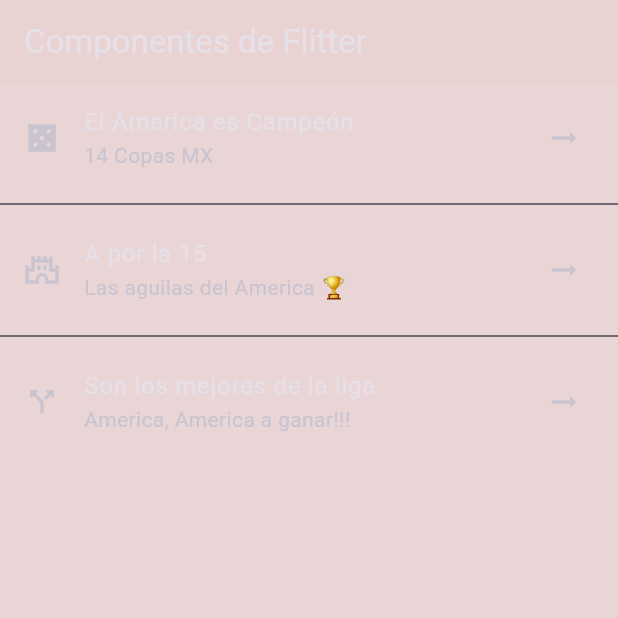
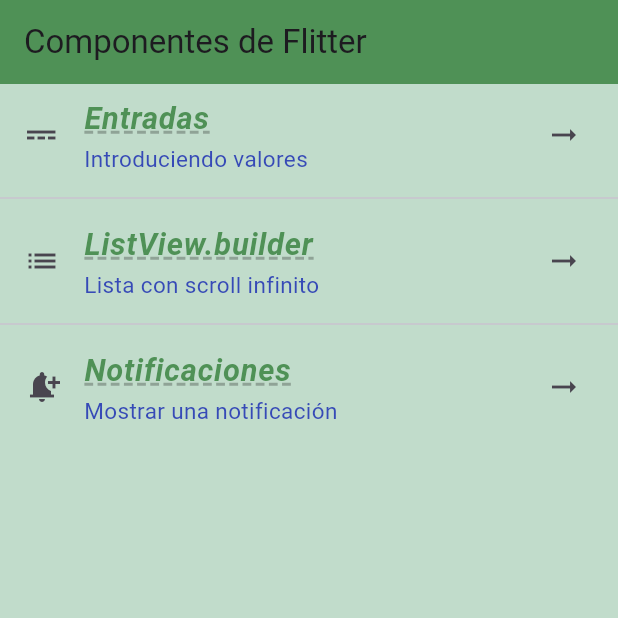
Before and after one commit to Eduardo188s/componentes_flutter, a Flutter app: the screen it shows after launch, on a phone screen of 412 x 824 dp, the top half of it. Run offline on Flutter 3.47's test engine with Material 3 defaults, Android fonts, the phone set to English and light mode, and no system bars; our stand-ins replace google_fonts.

Commit message:
Adding GoogleFonts and TextTheme

```diff
--- a/lib/main_app.dart
+++ b/lib/main_app.dart
@@ -11,7 +11,7 @@ class MainApp extends StatelessWidget {
     return  MaterialApp(
       debugShowCheckedModeBanner: false,
       home: const HomeScreen(),
-      theme: AppTheme.darkTheme,
+      theme: AppTheme.ligthTheme,
     );
   }
 }
--- a/lib/screens/home_screen.dart
+++ b/lib/screens/home_screen.dart
@@ -1,4 +1,6 @@
 import 'package:flutter/material.dart';
+import 'package:practica_3/theme/app_theme.dart';
+
 
 class HomeScreen extends StatelessWidget {
   const HomeScreen ({super.key});
@@ -10,26 +12,39 @@ class HomeScreen extends StatelessWidget {
         title:const Text('Componentes de Flitter'),
         ),
         body: ListView(
-          children: const <Widget>[
+          children: <Widget>[
             ListTile(
-              title: Text('El America es Campeón '),
-              subtitle: Text('14 Copas MX'),
-              leading: Icon(Icons.casino_sharp),
-              trailing: Icon(Icons.arrow_right_alt_outlined),
+              title: Text('Entradas',
+              //style: theme.of(context).textTheme.headlineLarge,
+              style: AppTheme.ligthTheme.textTheme.headlineLarge
+              ),
+              subtitle:Text('Introduciendo valores',
+              style: AppTheme.ligthTheme.textTheme.bodySmall
+              ),
+              leading:const Icon(Icons.power_input),
+              trailing:const Icon(Icons.arrow_right_alt_outlined),
             ),
-            Divider(),
+            const Divider(),
+               ListTile(
+              title: Text('ListView.builder',
+              style: AppTheme.ligthTheme.textTheme.headlineLarge
+              ),
+              subtitle: Text('Lista con scroll infinito',
+              style: AppTheme.ligthTheme.textTheme.bodySmall
+              ),
+              leading:const Icon(Icons.list),
+              trailing: const Icon(Icons.arrow_right_alt_outlined),
+            ),
+            const Divider(),
               ListTile(
-              title: Text('A por la 15 '),
-              subtitle: Text('Las aguilas del America 🏆'),
-              leading: Icon(Icons.castle_outlined),
-              trailing: Icon(Icons.arrow_right_alt_outlined),
-            ),
-            Divider(),
-              ListTile(
-              title: Text('Son los mejores de la liga'),
-              subtitle: Text('America, America a ganar!!!'),
-              leading: Icon(Icons.call_split_rounded),
-              trailing: Icon(Icons.arrow_right_alt_outlined),
+              title: Text('Notificaciones',
+              style: AppTheme.ligthTheme.textTheme.headlineLarge
+              ),
+              subtitle: Text('Mostrar una notificación',
+              style: AppTheme.ligthTheme.textTheme.bodySmall
+              ),
+              leading:const Icon(Icons.notification_add),
+              trailing:const Icon(Icons.arrow_right_alt_outlined),
             )
           ],
         )
--- a/lib/theme/app_theme.dart
+++ b/lib/theme/app_theme.dart
@@ -1,16 +1,38 @@
 // Definicion de temas para estilo de la app
 import 'package:flutter/material.dart';
+import 'package:google_fonts/google_fonts.dart';
 
 class AppTheme{
   //Constantes de color primario
-  static const primaryColor = Color.fromARGB(5, 235, 33, 33);
+  static const primaryColor = Color.fromRGBO(7, 98, 12, 0.612);
   // Constante de color de fondo
-  static const backColor = Color.fromARGB(44, 129, 11, 11);
+  static const backColor = Color.fromRGBO(153, 197, 170, 0.612);
+  //   Constante de color secundario
+  static const secondatyColor = Color.fromRGBO(17, 35, 177, 0.792);
 // Constante de tema
-  static final ThemeData darkTheme = ThemeData.dark().copyWith(
+  static final ThemeData ligthTheme = ThemeData().copyWith(
     scaffoldBackgroundColor: backColor,
     appBarTheme: const AppBarTheme(
       color: primaryColor
+      ),
+      textTheme: TextTheme(
+        //Subtitulos grandes
+        headlineLarge: GoogleFonts.shadowsIntoLightTwo(
+          color: primaryColor,
+          fontSize: 20.5,
+          fontWeight: FontWeight.bold,
+          fontStyle: FontStyle.italic,
+          decoration: TextDecoration.underline,
+          decorationColor: Colors.black26,
+          decorationStyle: TextDecorationStyle.dashed,
+          decorationThickness: 2
+        ),
+        // Estilo para estilo muy pequeño
+        bodySmall: GoogleFonts.alegreyaSc(
+          color: secondatyColor,
+          fontSize: 15,
+          fontWeight: FontWeight.normal
+        ),
       )
-    );
+      );
 }
--- a/pubspec.yaml
+++ b/pubspec.yaml
@@ -9,6 +9,7 @@ environment:
 dependencies:
   flutter:
     sdk: flutter
+  google_fonts: ^6.1.0
 
 dev_dependencies:
   flutter_test:
```
Also changed, not shown: pubspec.lock.
